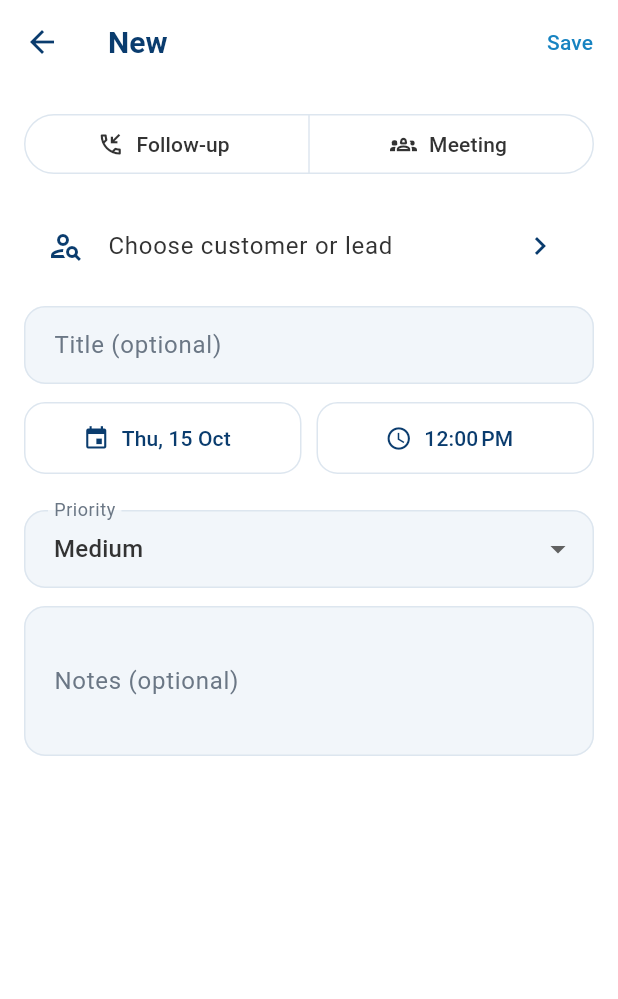
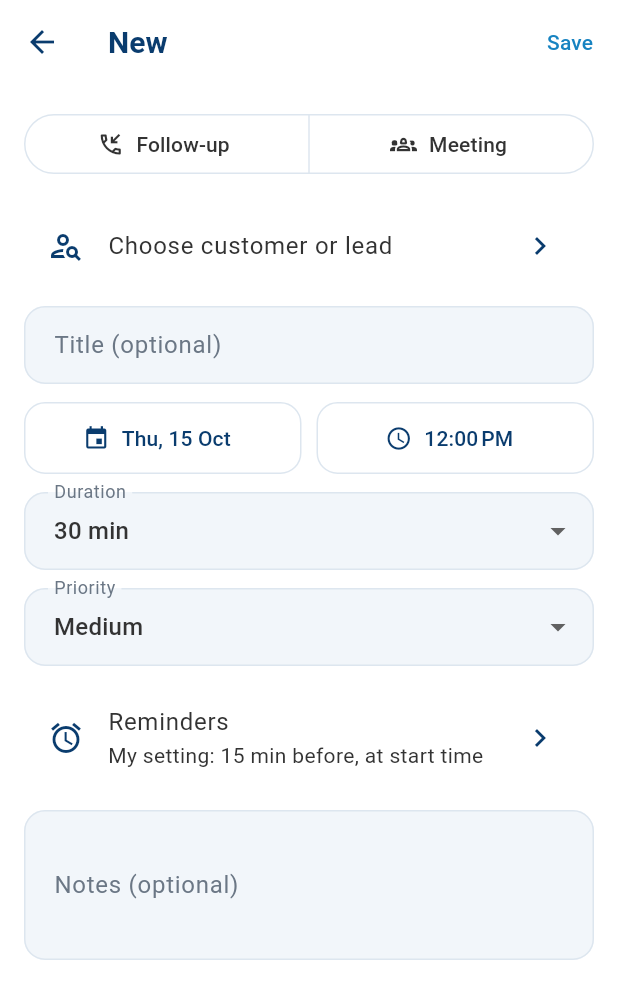
Before and after one commit to imrandoguy-dev/hipersign_mobile_app, a Flutter app: the ActivityFormScreen screen opened directly with empty values, on a phone screen of 412 x 824 dp. Shown: the top 999 px of the screen. Run offline on Flutter 3.47's test engine with Material 3 defaults, Android fonts, the phone set to English and light mode, and no system bars; our stand-ins replace firebase_core, firebase_messaging, flutter_local_notifications, flutter_secure_storage, just_audio, open_filex and 3 more; accounts and stored records are empty.

Commit message:
Reminder times you choose (in Settings and per follow-up); High priority rings like an alarm (+ test button); Duration back for follow-ups
Co-Authored-By: Claude Opus 5.5 <noreply@anthropic.com>
Claude-Session: https://claude.ai/code/session_01FcPgS4KNVkv5KrQWAnb5Mh

```diff
--- a/lib/core/notifications/reminder_planner.dart
+++ b/lib/core/notifications/reminder_planner.dart
@@ -3,6 +3,12 @@ import 'notification_service.dart';
 
 const phoneRemindersPref = 'phone_reminders'; // auto | on | off
 const reminderMinutesPref = 'reminder_minutes';
+const reminderOffsetsPref = 'reminder_offsets'; // e.g. "15,0"
+const alarmHighPref = 'alarm_high_priority'; // "1" | "0"
+
+/// "60,15,0" -> [60, 15, 0]
+List<int> parseOffsets(String? v) =>
+    (v ?? '').split(',').map((e) => int.tryParse(e.trim())).whereType<int>().toList();
 
 DateTime _dateOnly(DateTime d) => DateTime(d.year, d.month, d.day);
 
@@ -12,6 +18,9 @@ DateTime _dateOnly(DateTime d) => DateTime(d.year, d.month, d.day);
 Future<void> planLocalReminders(Repository repo) async {
   final mode = repo.cache.getPref(phoneRemindersPref) ?? 'auto';
   final minutes = int.tryParse(repo.cache.getPref(reminderMinutesPref) ?? '') ?? 15;
+  var offsets = parseOffsets(repo.cache.getPref(reminderOffsetsPref));
+  if (offsets.isEmpty) offsets = {minutes, 0}.toList();
+  final alarm = repo.cache.getPref(alarmHighPref) != '0';
   final service = NotificationService.instance;
   final enabled = mode == 'on' || (mode == 'auto' && !service.pushAvailable);
   if (!enabled) {
@@ -21,7 +30,7 @@ Future<void> planLocalReminders(Repository repo) async {
   final today = _dateOnly(DateTime.now());
   try {
     final data = await repo.calendar(today, today.add(const Duration(days: 13)));
-    await service.syncLocalReminders(data.items, minutesBefore: minutes, enabled: true);
+    await service.syncLocalReminders(data.items, offsets: offsets, enabled: true, alarmHighPriority: alarm);
   } catch (_) {
     // Keep previously scheduled reminders when offline.
   }
--- a/lib/features/activities/activity_form.dart
+++ b/lib/features/activities/activity_form.dart
@@ -5,9 +5,11 @@ import '../../app/nav.dart';
 import '../../app/refresh.dart';
 import '../../core/api/api_client.dart';
 import '../../core/auth/session.dart';
+import '../../core/notifications/reminder_planner.dart';
 import '../../core/repository.dart';
 import '../../shared/models/models.dart';
 import '../../shared/widgets/common.dart';
+import '../../shared/widgets/reminder_picker.dart';
 import '../customers/party_picker.dart';
 import 'activity_detail_screen.dart';
 
@@ -73,10 +75,42 @@ class _ActivityFormScreenState extends State<ActivityFormScreen> {
         if (!const [15, 30, 45, 60, 90, 120].contains(m)) _customMinutes = m;
       }
       _priority = const ['Low', 'Medium', 'High'].contains(a.priority) ? a.priority : 'Medium';
+      _reminders = a.reminderOffsets;
     }
   }
 
   int? _customMinutes; // an existing duration that isn't in the list
+  List<int>? _reminders; // this activity's own reminders; null = my reminder setting
+
+  List<int> get _myReminders {
+    final cache = context.read<SessionController>().cache;
+    final own = parseOffsets(cache.getPref(reminderOffsetsPref));
+    if (own.isNotEmpty) return own;
+    final m = int.tryParse(cache.getPref(reminderMinutesPref) ?? '') ?? 15;
+    return {m, 0}.toList();
+  }
+
+  Widget _remindersTile() {
+    final mine = _myReminders;
+    return ListTile(
+      shape: RoundedRectangleBorder(borderRadius: BorderRadius.circular(14)),
+      tileColor: Theme.of(context).colorScheme.surface,
+      leading: const Icon(Icons.alarm_outlined),
+      title: const Text('Reminders'),
+      subtitle: Text(_reminders == null ? 'My setting: ${describeReminders(mine)}' : describeReminders(_reminders!)),
+      trailing: const Icon(Icons.chevron_right),
+      onTap: () async {
+        final r = await pickReminders(
+          context,
+          initial: _reminders ?? mine,
+          allowDefault: true,
+          initiallyDefault: _reminders == null,
+          defaultText: describeReminders(mine),
+        );
+        if (r != null) setState(() => _reminders = r.useDefault ? null : r.offsets);
+      },
+    );
+  }
   static DateTime _nextSlot() {
     final n = DateTime.now().add(const Duration(hours: 1));
     return DateTime(n.year, n.month, n.day, n.hour, n.minute < 30 ? 30 : 0).add(Duration(hours: n.minute < 30 ? 0 : 1));
@@ -122,6 +156,8 @@ class _ActivityFormScreenState extends State<ActivityFormScreen> {
       if (_priority != a.priority) 'priority': _priority,
       if (_notes.text.trim() != (a.description ?? '')) 'description': _notes.text.trim(),
       if (_location.text.trim() != (a.location ?? '')) 'location': _location.text.trim(),
+      if ((_reminders ?? const []).join(',') != (a.reminderOffsets ?? const []).join(','))
+        'reminder_offsets': _reminders == null ? '' : _reminders!.join(','),
       if (_party!.id != a.party?.id || _party!.doctype != a.party?.doctype) ...{
         'reference_doctype': _party!.doctype,
         'reference_name': _party!.id,
@@ -165,12 +201,12 @@ class _ActivityFormScreenState extends State<ActivityFormScreen> {
         'reference_doctype': _party!.doctype,
         'reference_name': _party!.id,
         'start': Repository.iso(_start),
-        // Follow-ups are a point in time (a short 15-min slot); meetings use the chosen duration.
-        'end': Repository.iso(_start.add(Duration(minutes: _type == 'Meeting' ? _minutes : 15))),
+        'end': Repository.iso(_start.add(Duration(minutes: _minutes))),
         'priority': _priority,
         'description': _notes.text.trim().isEmpty ? null : _notes.text.trim(),
         'location': _location.text.trim().isEmpty ? null : _location.text.trim(),
         'idempotency_key': _idempotencyKey,
+        if (_reminders != null) 'reminder_offsets': _reminders!.join(','),
       });
       bumpRefresh();
       if (!mounted) return;
@@ -229,7 +265,7 @@ class _ActivityFormScreenState extends State<ActivityFormScreen> {
           ),
         ]),
         const SizedBox(height: 12),
-        if (_type == 'Meeting') DropdownButtonFormField<int>(
+        DropdownButtonFormField<int>(
           initialValue: _customMinutes ?? _minutes,
           decoration: const InputDecoration(labelText: 'Duration'),
           items: [if (_customMinutes != null) _customMinutes!, 15, 30, 45, 60, 90, 120]
@@ -247,6 +283,14 @@ class _ActivityFormScreenState extends State<ActivityFormScreen> {
           items: const ['Low', 'Medium', 'High'].map((p) => DropdownMenuItem(value: p, child: Text(p))).toList(),
           onChanged: (v) => setState(() => _priority = v ?? 'Medium'),
         ),
+        if (_priority == 'High')
+          const Padding(
+            padding: EdgeInsets.only(top: 6, left: 4),
+            child: Text('High priority reminders ring like an alarm (can be turned off in Settings).',
+                style: TextStyle(fontSize: 12.5)),
+          ),
+        const SizedBox(height: 12),
+        _remindersTile(),
         if (_type == 'Meeting') ...[
           const SizedBox(height: 12),
           TextField(controller: _location, decoration: const InputDecoration(labelText: 'Location (optional)')),
--- a/lib/shared/models/models.dart
+++ b/lib/shared/models/models.dart
@@ -141,6 +141,7 @@ class Activity {
     this.trialBooking,
     this.party,
     this.history = const [],
+    this.reminderOffsets,
   });
 
   final String id;
@@ -162,6 +163,7 @@ class Activity {
   final String? trialBooking;
   final Party? party;
   final List<HistoryEntry> history;
+  final List<int>? reminderOffsets; // own reminders (minutes before); null = my reminder setting
 
   bool get isOpen => status == 'Pending' || status == 'In Progress' || status == 'Rescheduled';
 
@@ -187,6 +189,9 @@ class Activity {
         history: ((j['history'] as List?) ?? const [])
             .map((e) => HistoryEntry.fromJson(Map<String, dynamic>.from(e as Map)))
             .toList(),
+        reminderOffsets: j['reminder_offsets'] is List
+            ? (j['reminder_offsets'] as List).map((e) => (e as num).toInt()).toList()
+            : null,
       );
 }
 
```
Also changed, not shown: lib/core/notifications/alarm.dart (added, +81 -0 lines), lib/core/notifications/notification_service.dart (+40 -11 lines), lib/features/settings/settings_screen.dart (+53 -11 lines), lib/shared/widgets/reminder_picker.dart (added, +95 -0 lines), 1 other file.
